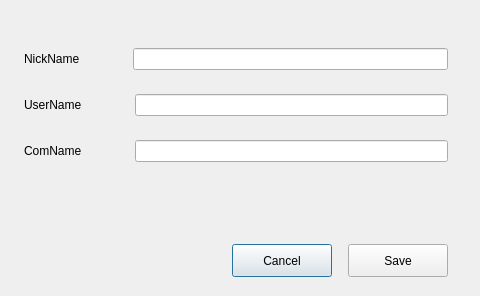
First picture: the form in plugins/account/userinfo/changeusername.ui, repository ukui/ukui-control-center, before the edit.
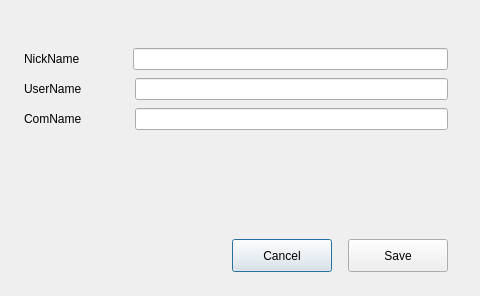
Second picture: the form after the edit.

```diff
--- a/plugins/account/userinfo/changeusername.ui
+++ b/plugins/account/userinfo/changeusername.ui
@@ -68,7 +68,7 @@
       <item>
        <layout class="QVBoxLayout" name="verticalLayout">
         <property name="spacing">
-         <number>24</number>
+         <number>8</number>
         </property>
         <property name="leftMargin">
          <number>24</number>
@@ -164,7 +164,7 @@
           <property name="sizeHint" stdset="0">
            <size>
             <width>20</width>
-            <height>20</height>
+            <height>10</height>
            </size>
           </property>
          </spacer>
```
